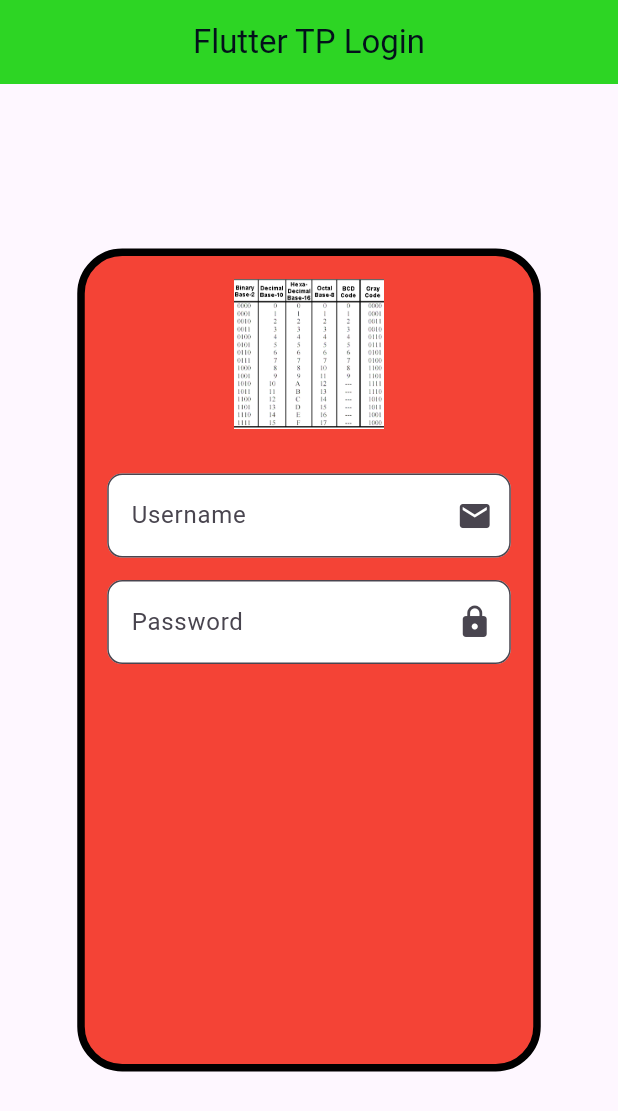
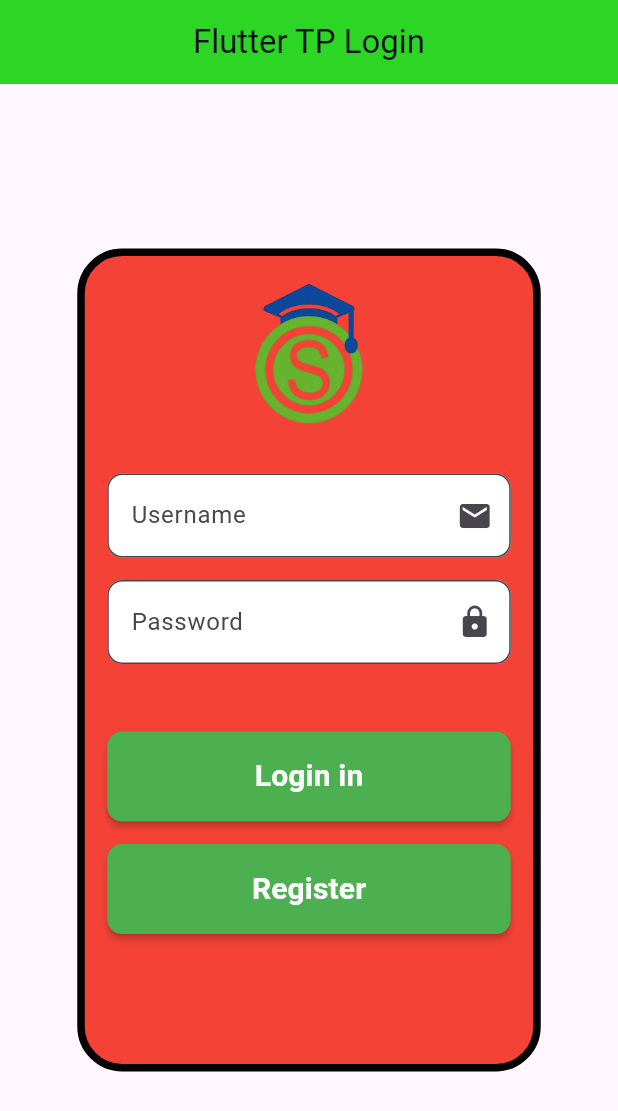
Before and after one commit to badrwa/Flutter_Project_for_statless, a Flutter app: the screen it shows after launch, on a phone screen of 412 x 824 dp. Shown: the top 1111 px of the screen. Run offline on Flutter 3.47's test engine with Material 3 defaults, Android fonts, the phone set to English and light mode, and no system bars.

Commit message:
second commit

```diff
--- a/lib/main.dart
+++ b/lib/main.dart
@@ -41,7 +41,7 @@ class MyApp extends StatelessWidget {
                 child: Column(children: [
                   Container(
                     padding: EdgeInsets.all(15),
-                    child: Image.asset("images/2142f4c64fbeace90bb0ce1845df603b.png",
+                    child: Image.asset("images/logo.png",
                     width: 100,
                     height: 100,
                     fit: BoxFit.cover,
@@ -77,7 +77,42 @@ class MyApp extends StatelessWidget {
                       suffixIcon : Icon(Icons.lock),
 
                   ))
-                    )
+                    ),
+                  Container(
+
+                    padding: EdgeInsets.only(left: 15, right: 15, top: 30, bottom: 15),
+                     child: MaterialButton(onPressed: (){},
+                      shape: RoundedRectangleBorder(borderRadius: BorderRadius.circular(10.0)),
+                      minWidth: double.infinity,
+                      height: 60,
+                      color: Colors.green,
+                      child: Text("Login in",
+                      style: TextStyle(
+                        color: Colors.white,
+                        fontSize: 20,
+                        fontWeight: FontWeight.bold
+                      )
+
+                      ),)
+                    ),
+                  Container(
+
+                    padding: EdgeInsets.only(left: 15, right: 15, top: 0, bottom: 15),
+                     child: MaterialButton(onPressed: (){},
+                      shape: RoundedRectangleBorder(borderRadius: BorderRadius.circular(10.0)),
+                      minWidth: double.infinity,
+                      height: 60,
+                      color: Colors.green,
+                      child: Text("Register",
+                      style: TextStyle(
+                        color: Colors.white,
+                        fontSize: 20,
+                        fontWeight: FontWeight.bold
+                      )
+
+                      ),)
+                    ),
+
 
 
                 ]),
--- a/pubspec.yaml
+++ b/pubspec.yaml
@@ -60,7 +60,7 @@ flutter:
 
   # To add assets to your application, add an assets section, like this:
   assets:
-    - images/2142f4c64fbeace90bb0ce1845df603b.png
+    - images/logo.png
     # - images/a_dot_ham.jpeg
 
   # An image asset can refer to one or more resolution-specific "variants", see
```
Also changed, not shown: images/2142f4c64fbeace90bb0ce1845df603b.png (deleted), images/logo.png (added).
